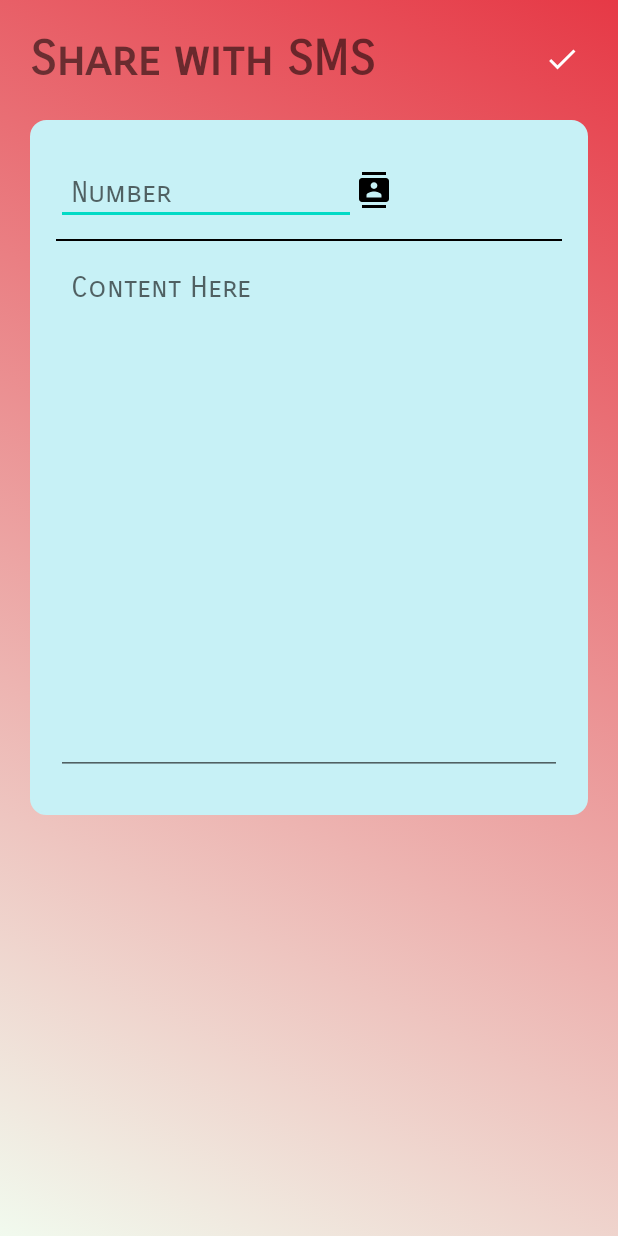
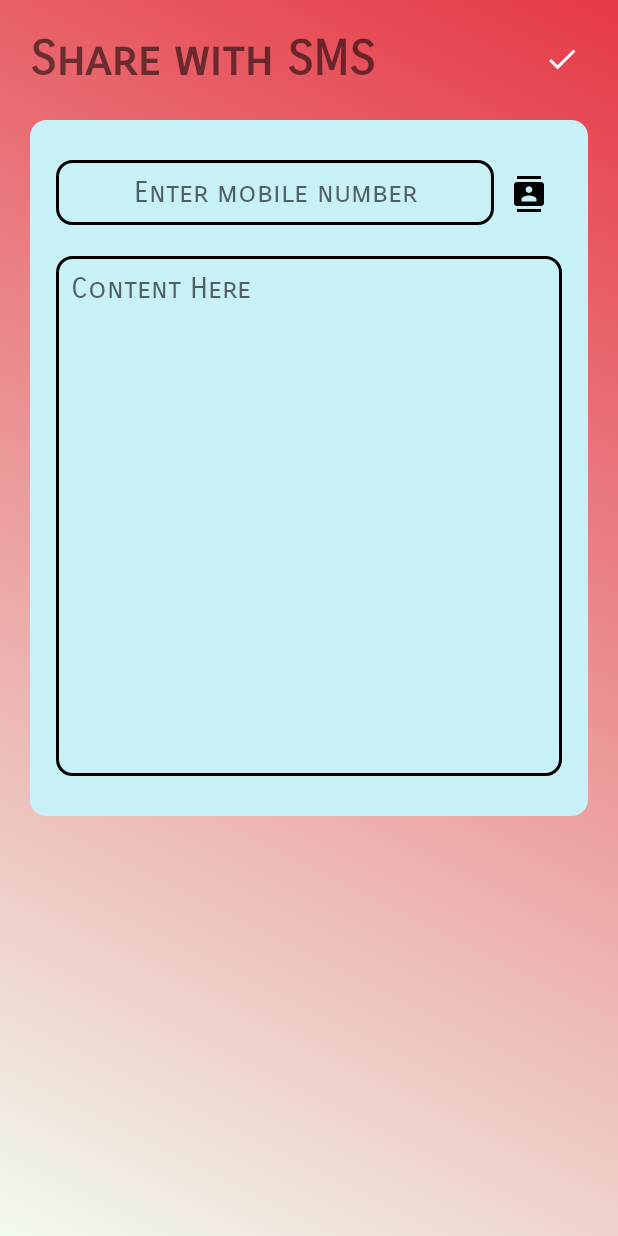
Before and after one commit to shreejal1/noteApp_Intern, an Android app: the layout activity_send_message.xml on its own in the app's theme, with its tools: preview values and no code run, on a phone screen of 412 x 824 dp. Run offline under Robolectric (Android 15) with nearby library versions, the phone set to English and light mode, and no system bars.

Commit message:
improved UI part of SMS activity_send_message.xml

```diff
--- a/app/src/main/res/layout/activity_send_message.xml
+++ b/app/src/main/res/layout/activity_send_message.xml
@@ -46,21 +46,24 @@
         android:backgroundTint="#C7F1F6"
         android:background="@drawable/rounded">
 
-        <LinearLayout
+        <RelativeLayout
             android:layout_width="match_parent"
             android:layout_height="wrap_content"
             android:orientation="horizontal"
             >
 
             <EditText
-                android:layout_width="200dp"
+                android:layout_width="match_parent"
                 android:layout_height="wrap_content"
                 android:id="@+id/number"
                 android:inputType="number"
-                android:hint="Number"
+                android:hint="Enter mobile number"
                 android:fontFamily="sans-serif-smallcaps"
                 android:singleLine="true"
                 android:textSize="19sp"
+                android:layout_marginRight="45dp"
+                android:background="@drawable/rounded"
+                android:gravity="center"
                 android:layout_marginVertical="9dp"
                 android:padding="10dp"
                 android:textColor="@color/black"/>
@@ -69,22 +72,21 @@
                 android:layout_height="wrap_content"
                 android:src="@drawable/baseline_contacts_24"
                 android:background="?attr/selectableItemBackgroundBorderless"
-                android:layout_marginVertical="17dp"
+                android:layout_marginVertical="20dp"
                 android:id="@+id/contact"
+                android:layout_marginRight="10dp"
+                android:layout_alignParentEnd="true"
                 />
 
-        </LinearLayout>
-        <View
-            android:layout_width="match_parent"
-            android:layout_height="2px"
-            android:background="@color/black"
-            />
+        </RelativeLayout>
+
         <EditText
             android:layout_width="match_parent"
             android:layout_height="wrap_content"
             android:id="@+id/smscontent"
             android:hint="Content Here"
             android:textSize="19sp"
+            android:background="@drawable/rounded"
             android:layout_marginVertical="9dp"
             android:fontFamily="sans-serif-smallcaps"
             android:minLines="14"
```
